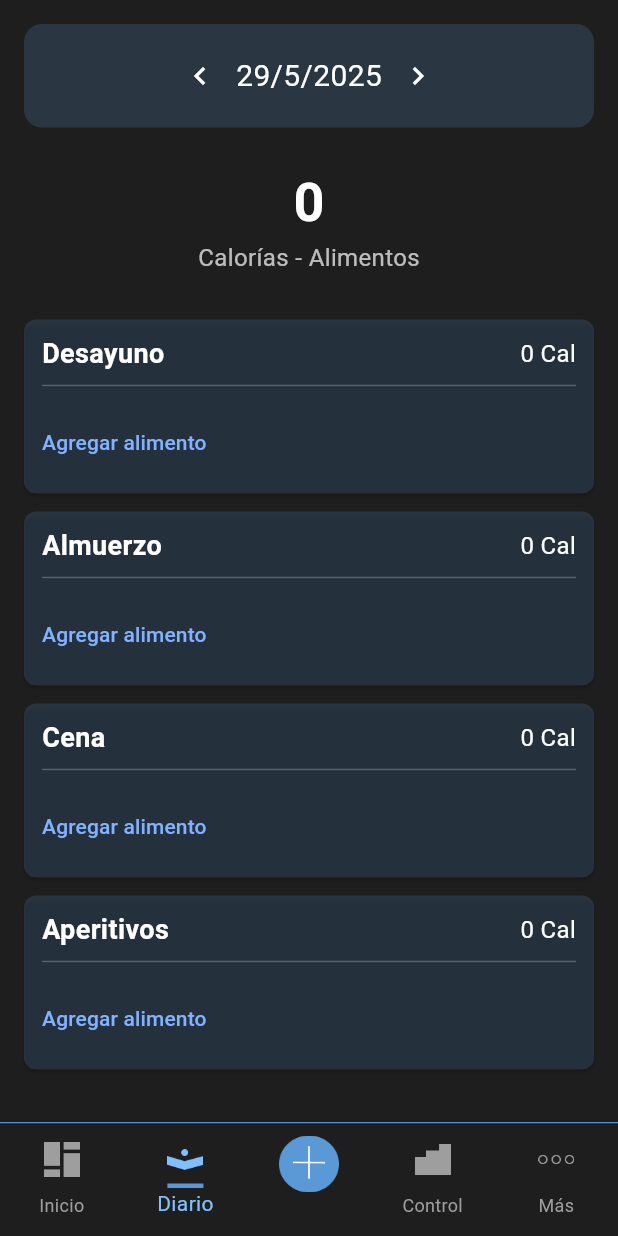
After one commit to var-o18/NutriTrack, a Flutter app: the DashboardScreen screen opened by its route, item 2 of the bottom bar chosen, after a tap on "Agregar alimento", on a phone screen of 412 x 824 dp. The commit adds this screen. Run offline on Flutter 3.47's test engine with Material 3 defaults, Android fonts, the phone set to English and light mode, and no system bars; our stand-ins replace pedometer, permission_handler, shared_preferences; accounts and stored records are empty.

Commit message:
FRONT_front_dashboard_usuario: nuevas rutas añadidas a dashboard

```diff
--- a/frontend/lib/presentation/pages/PantallaPrincipal/dashboard.dart
+++ b/frontend/lib/presentation/pages/PantallaPrincipal/dashboard.dart
@@ -488,8 +488,9 @@ class _DashboardScreenState extends State<DashboardScreen> {
     );
   }
 
+  int _currentIndex = 0;
+
   Widget _buildBottomNavigationBar() {
-    int currentIndex = 0;
     return Column(
       mainAxisSize: MainAxisSize.min,
       children: [
@@ -499,12 +500,33 @@ class _DashboardScreenState extends State<DashboardScreen> {
           selectedItemColor: const Color(0xFF80C0FF),
           unselectedItemColor: Colors.grey,
           type: BottomNavigationBarType.fixed,
-          currentIndex: currentIndex,
+          currentIndex: _currentIndex,
           onTap: (index) {
+            setState(() {
+              _currentIndex = index;
+            });
+
+            switch (index) {
+              case 0:
+                Navigator.pushReplacementNamed(context, '/dashboard');
+                break;
+              case 1:
+                Navigator.pushReplacementNamed(context, '/diario');
+                break;
+              case 2:
+                Navigator.pushNamed(context, '/agregarAlimento');
+                break;
+              case 3:
+                Navigator.pushReplacementNamed(context, '/control');
+                break;
+              case 4:
+                Navigator.pushReplacementNamed(context, '/mas');
+                break;
+            }
           },
           items: [
-            _buildBarItem('inicio.png', "Inicio", 0, currentIndex),
-            _buildBarItem('diario.png', "Diario", 1, currentIndex),
+            _buildBarItem('inicio.png', "Inicio", 0, _currentIndex),
+            _buildBarItem('diario.png', "Diario", 1, _currentIndex),
             BottomNavigationBarItem(
               icon: Container(
                 width: 40,
@@ -513,8 +535,8 @@ class _DashboardScreenState extends State<DashboardScreen> {
               ),
               label: "",
             ),
-            _buildBarItem('progreso.png', "Control", 3, currentIndex),
-            _buildBarItem('opcionmas.png', "Más", 4, currentIndex),
+            _buildBarItem('progreso.png', "Control", 3, _currentIndex),
+            _buildBarItem('opcionmas.png', "Más", 4, _currentIndex),
           ],
         ),
       ],
--- /dev/null
+++ b/frontend/lib/presentation/pages/diario/diario.dart
@@ -0,0 +1,293 @@
+import 'package:flutter/material.dart';
+
+class DiarioScreen extends StatefulWidget {
+  const DiarioScreen({super.key});
+
+  @override
+  State<DiarioScreen> createState() => _DiarioScreenState();
+}
+
+class _DiarioScreenState extends State<DiarioScreen> {
+  int _currentIndex = 1;
+  DateTime _selectedDate = DateTime.now();
+
+  Map<String, List<Map<String, dynamic>>> _meals = {
+    'Desayuno': [],
+    'Almuerzo': [],
+    'Cena': [],
+    'Aperitivos': [],
+  };
+
+  int _getTotalCalories() {
+    int total = 0;
+    _meals.forEach((key, items) {
+      for (var item in items) {
+        total += item['calories'] as int;
+      }
+    });
+    return total;
+  }
+
+  @override
+  Widget build(BuildContext context) {
+    final Color cardBackgroundColor = const Color(0xFF5A99D6).withOpacity(0.2);
+    final Color backgroundColor = const Color(0xFF1E1E1E);
+    final Color textColor = Colors.white;
+
+    return Scaffold(
+      backgroundColor: backgroundColor,
+      body: SafeArea(
+        child: Padding(
+          padding: const EdgeInsets.all(16.0),
+          child: Column(
+            children: [
+              // 📆 Date Selector
+              GestureDetector(
+                onTap: () => _selectDate(context),
+                child: Container(
+                  padding: const EdgeInsets.symmetric(vertical: 20, horizontal: 24),
+                  decoration: BoxDecoration(
+                    color: cardBackgroundColor,
+                    borderRadius: BorderRadius.circular(12),
+                  ),
+                  child: Row(
+                    mainAxisAlignment: MainAxisAlignment.center,
+                    children: [
+                      Icon(Icons.chevron_left, color: textColor),
+                      const SizedBox(width: 12),
+                      Text(
+                        _formatDate(_selectedDate),
+                        style: TextStyle(color: textColor, fontSize: 20),
+                      ),
+                      const SizedBox(width: 12),
+                      Icon(Icons.chevron_right, color: textColor),
+                    ],
+                  ),
+                ),
+              ),
+              const SizedBox(height: 24),
+              // 🔥 Calorie Summary
+              Text(
+                '${_getTotalCalories()}',
+                style: TextStyle(color: textColor, fontSize: 36, fontWeight: FontWeight.bold),
+              ),
+              Text(
+                'Calorías - Alimentos',
+                style: TextStyle(color: textColor.withOpacity(0.7), fontSize: 16),
+              ),
+              const SizedBox(height: 24),
+              // 🍽️ Meal Cards
+              Expanded(
+                child: ListView(
+                  children: _meals.entries.map((entry) {
+                    return _buildMealCard(
+                      entry.key,
+                      entry.value,
+                      cardBackgroundColor,
+                      textColor,
+                    );
+                  }).toList(),
+                ),
+              ),
+            ],
+          ),
+        ),
+      ),
+      bottomNavigationBar: _buildBottomNavigationBar(),
+    );
+  }
+
+  /// 🌐 Bottom Navigation Bar
+  Widget _buildBottomNavigationBar() {
+    return Column(
+      mainAxisSize: MainAxisSize.min,
+      children: [
+        Container(height: 1, color: const Color(0xFF5A99D6)),
+        BottomNavigationBar(
+          backgroundColor: const Color(0xFF1E1E1E),
+          selectedItemColor: const Color(0xFF80C0FF),
+          unselectedItemColor: Colors.grey,
+          type: BottomNavigationBarType.fixed,
+          currentIndex: _currentIndex,
+          onTap: (index) {
+            setState(() {
+              _currentIndex = index;
+            });
+
+            switch (index) {
+              case 0:
+                Navigator.pushReplacementNamed(context, '/dashboard');
+                break;
+              case 1:
+                break; // Ya estamos en Diario
+              case 2:
+                Navigator.pushNamed(context, '/agregarAlimento');
+                break;
+              case 3:
+                Navigator.pushReplacementNamed(context, '/control');
+                break;
+              case 4:
+                Navigator.pushReplacementNamed(context, '/mas');
+                break;
+            }
+          },
+          items: [
+            _buildBarItem('inicio.png', "Inicio", 0, _currentIndex),
+            _buildBarItem('diario.png', "Diario", 1, _currentIndex),
+            BottomNavigationBarItem(
+              icon: Container(
+                width: 40,
+                height: 40,
+                child: Image.asset('assets/images/anadiralimento.png', width: 24),
+              ),
+              label: "",
+            ),
+            _buildBarItem('progreso.png', "Control", 3, _currentIndex),
+            _buildBarItem('opcionmas.png', "Más", 4, _currentIndex),
+          ],
+        ),
+      ],
+    );
+  }
+
+  /// 🔘 Bar Item Builder
+  BottomNavigationBarItem _buildBarItem(String assetName, String label, int index, int currentIndex) {
+    bool isActive = index == currentIndex;
+    return BottomNavigationBarItem(
+      icon: Column(
+        mainAxisSize: MainAxisSize.min,
+        children: [
+          Image.asset(
+            'assets/images/$assetName',
+            width: 24,
+            height: 24,
+            color: isActive ? const Color(0xFF80C0FF) : Colors.grey,
+          ),
+          if (isActive)
+            Container(
+              width: 24,
+              height: 3,
+              color: const Color(0xFF5A99D6),
+              margin: const EdgeInsets.only(top: 4),
+            )
+          else
+            const SizedBox(height: 7),
+        ],
+      ),
+      label: label,
+    );
+  }
+
+  /// 📆 Show date picker
+  Future<void> _selectDate(BuildContext context) async {
+    final DateTime? picked = await showDatePicker(
+      context: context,
+      initialDate: _selectedDate,
+      firstDate: DateTime(2000),
+      lastDate: DateTime(2101),
+      builder: (context, child) {
+        return Theme(
+          data: ThemeData.dark().copyWith(
+            colorScheme: const ColorScheme.dark(
+              primary: Color(0xFF5A99D6),
+              onPrimary: Colors.white,
+              onSurface: Colors.white,
+            ),
+            dialogBackgroundColor: const Color(0xFF1E1E1E),
+            textButtonTheme: TextButtonThemeData(
+              style: TextButton.styleFrom(
+                foregroundColor: Color(0xFF5A99D6),
+              ),
+            ),
+          ),
+          child: child!,
+        );
+      },
+    );
+    if (picked != null && picked != _selectedDate) {
+      setState(() {
+        _selectedDate = picked;
+      });
+    }
+  }
+
+  String _formatDate(DateTime date) {
+    return "${date.day}/${date.month}/${date.year}";
+  }
+
+  Widget _buildMealCard(
+      String title,
+      List<Map<String, dynamic>> items,
+      Color cardBackgroundColor,
+      Color textColor,
+      ) {
+    int totalCalories = items.fold(0, (sum, item) => sum + (item['calories'] as int));
+
+    return Card(
+      color: cardBackgroundColor,
+      margin: const EdgeInsets.symmetric(vertical: 6.0),
+      shape: RoundedRectangleBorder(borderRadius: BorderRadius.circular(8)),
+      child: Padding(
+        padding: const EdgeInsets.symmetric(horizontal: 12.0, vertical: 10),
+        child: Column(
+          crossAxisAlignment: CrossAxisAlignment.start,
+          children: [
+            /// Header
+            Row(
+              mainAxisAlignment: MainAxisAlignment.spaceBetween,
+              children: [
+                Text(
+                  title,
+                  style: TextStyle(color: textColor, fontSize: 18, fontWeight: FontWeight.bold),
+                ),
+                Text(
+                  "$totalCalories Cal",
+                  style: TextStyle(color: textColor, fontSize: 16),
+                ),
+              ],
+            ),
+            const Divider(color: Colors.white24, height: 16),
+
+            /// Food items
+            ...items.map((item) => _buildFoodItem(
+              item['name'],
+              item['details'],
+              "${item['calories']} Cal",
+              textColor,
+            )),
+            const SizedBox(height: 6),
+            TextButton(
+              onPressed: () => _agregarAlimento(title),
+              style: TextButton.styleFrom(padding: EdgeInsets.zero),
+              child: Text('Agregar alimento', style: TextStyle(color: Colors.blueAccent.shade100)),
+            ),
+          ],
+        ),
+      ),
+    );
+  }
+
+  /// 🍗 Food item layout
+  Widget _buildFoodItem(String name, String details, String calories, Color textColor) {
+    return Padding(
+      padding: const EdgeInsets.symmetric(vertical: 2.0),
+      child: Row(
+        mainAxisAlignment: MainAxisAlignment.spaceBetween,
+        children: [
+          Column(
+            crossAxisAlignment: CrossAxisAlignment.start,
+            children: [
+              Text(name, style: TextStyle(color: textColor, fontSize: 14)),
+              Text(details, style: TextStyle(color: textColor.withOpacity(0.6), fontSize: 12)),
+            ],
+          ),
+          Text(calories, style: TextStyle(color: textColor, fontSize: 14)),
+        ],
+      ),
+    );
+  }
+
+  void _agregarAlimento(String mealType) {
+    print("Agregar alimento a $mealType");
+  }
+}
--- a/frontend/lib/routes/app.dart
+++ b/frontend/lib/routes/app.dart
@@ -13,6 +13,7 @@ import '../presentation/pages/Registro/registroObjetivos.dart';
 import '../presentation/pages/Registro/registroCampos.dart';
 import '../presentation/pages/Login/login.dart';
 import '../presentation/pages/PantallaPrincipal/dashboard.dart';
+import '../presentation/pages/diario/diario.dart';
 
 
 
@@ -41,6 +42,7 @@ class MyApp extends StatelessWidget {
         '/registroCampos': (context) => const RegistroCampos(),
         '/login': (context) => const LoginScreen(),
         '/dashboard': (context) => const DashboardScreen(),
+        '/diario': (context) => const DiarioScreen(),
 
 
       },
```
Also changed, not shown: frontend/lib/data/models/alimneto_model.dart (added, +47 -0 lines), frontend/lib/presentation/pages/diario/agregadoAlimentoIngesta.dart (added).
